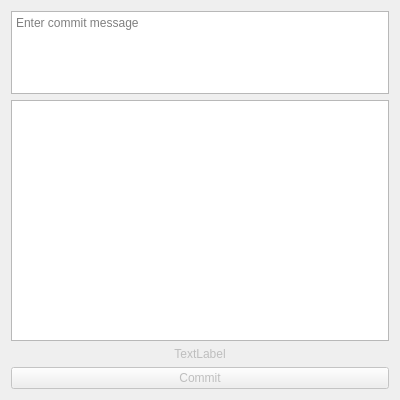
Before: the Qt Designer form commit_dialog.ui in castano/svn-commit-tool, drawn with Qt 5.
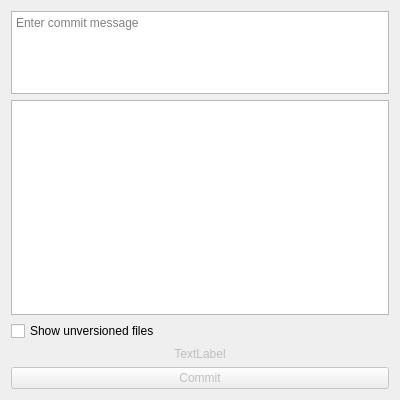
After: the same form once the commit is applied.

What changed in the file:
```diff
--- a/commit_dialog.ui
+++ b/commit_dialog.ui
@@ -73,6 +73,13 @@
      </property>
     </widget>
    </item>
+   <item>
+    <widget class="QCheckBox" name="showUnversionedCheckBox">
+     <property name="text">
+      <string>Show unversioned files</string>
+     </property>
+    </widget>
+   </item>
    <item>
     <widget class="QLabel" name="statusLabel">
      <property name="enabled">
```
Left out of the diff: 2 changed lines with no effect on the pictures.
